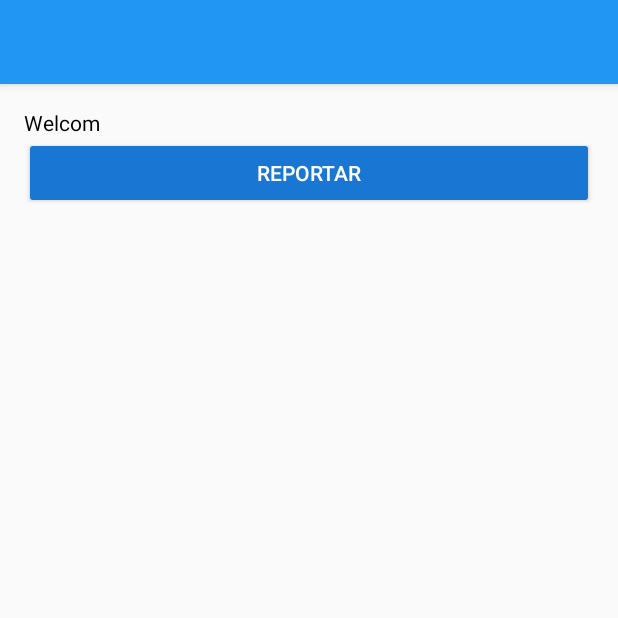
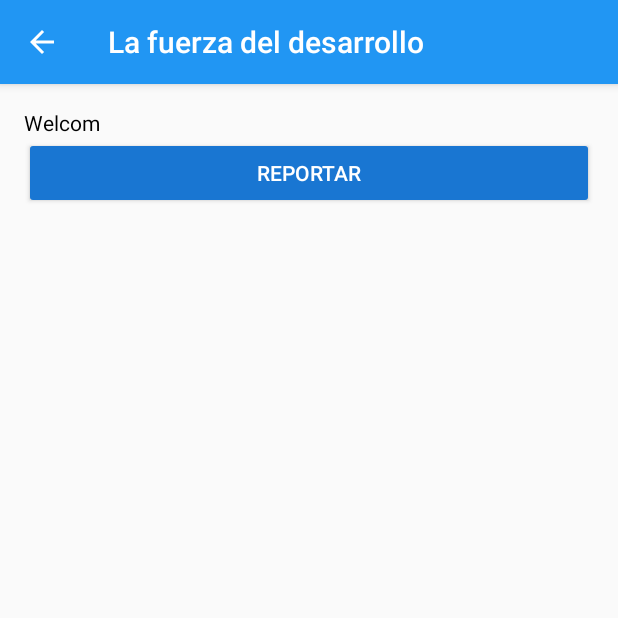
Before and after one commit to MuniDesarrollo/MuniSolidos, an Android app: the ReporteSolidosActivity screen opened directly, with no data from a screen before it, on a phone screen of 412 x 824 dp, the top half of it. Run offline under Robolectric (Android 15) with nearby library versions, the phone set to English and light mode, and no system bars.

Commit message:
reporte ok

```diff
--- a/app/src/main/java/com/example/carlin/munisolidos/view/ReporteSolidosActivity.java
+++ b/app/src/main/java/com/example/carlin/munisolidos/view/ReporteSolidosActivity.java
@@ -2,6 +2,7 @@ package com.example.carlin.munisolidos.view;
 
 import android.support.v7.app.AppCompatActivity;
 import android.os.Bundle;
+import android.support.v7.widget.Toolbar;
 
 import com.example.carlin.munisolidos.R;
 
@@ -11,5 +12,15 @@ public class ReporteSolidosActivity extends AppCompatActivity {
     protected void onCreate(Bundle savedInstanceState) {
         super.onCreate(savedInstanceState);
         setContentView(R.layout.activity_reporte_solidos);
+        showToolbar(getResources().getString(R.string.toolbar_titulo_reporte),true);//el true activa la flecha de atras
     }
+
+    public void showToolbar(String titulo, boolean upButton)
+    {
+        Toolbar toolbar=(Toolbar)findViewById(R.id.toolbar);
+        setSupportActionBar(toolbar);
+        getSupportActionBar().setTitle(titulo);//asigna el titulo al toobar
+        getSupportActionBar().setDisplayHomeAsUpEnabled(upButton); //asigna la flecha de regreso al toolbar
+    }
+
 }
--- a/app/src/main/res/layout/activity_login.xml
+++ b/app/src/main/res/layout/activity_login.xml
@@ -78,6 +78,7 @@
                            android:layout_height="wrap_content"
                            android:text="@string/Text_btn_login"
                            android:theme="@style/RaisedButtonDark"
+                           android:onClick="goreporteCiudadano"
 
                            />
                        <RelativeLayout
--- a/app/src/main/res/layout/activity_reporte_solidos.xml
+++ b/app/src/main/res/layout/activity_reporte_solidos.xml
@@ -7,34 +7,18 @@
     android:layout_height="match_parent"
     tools:context="com.example.carlin.munisolidos.view.ReporteSolidosActivity">
 
-    <android.support.design.widget.AppBarLayout
-        android:layout_width="match_parent"
-        android:layout_height="wrap_content"
-        android:theme="@style/AppTheme.AppBarOverlay">
-
-        <android.support.v7.widget.Toolbar
-            android:id="@+id/toolbar"
-            android:layout_width="match_parent"
-            android:layout_height="?attr/actionBarSize"
-            android:background="?attr/colorPrimary"
-            app:popupTheme="@style/AppTheme.PopupOverlay" />
-
-    </android.support.design.widget.AppBarLayout>
-
-    <include layout="@layout/content_referencias" ></include>
-
+    <include layout="@layout/actionbar_toolbar"></include>
     <ScrollView
         android:layout_width="match_parent"
         android:layout_height="match_parent"
         android:fillViewport="true"
-        app:layout_behavior="@string/appbar_scrolling_view_behavior"
-        >
+        app:layout_behavior="@string/appbar_scrolling_view_behavior">
+
         <LinearLayout
             android:layout_width="match_parent"
             android:layout_height="match_parent"
             android:padding="@dimen/activity_vertical_margin"
             android:orientation="vertical">
-
             <TextView
                 android:layout_width="match_parent"
                 android:layout_height="wrap_content"
--- a/app/src/main/res/values/strings.xml
+++ b/app/src/main/res/values/strings.xml
@@ -12,5 +12,6 @@
     <string name="hint_correo">ejemplo@email.com</string>
     <string name="Text_btn_crearCiudadano">REGISTRARME</string>
     <string name="toolbar_titulo_createciudadano">CREAR CUENTA</string>
+    <string name="toolbar_titulo_reporte">La fuerza del desarrollo</string>
     <string name="Text_btn_ReportarSolidos">REPORTAR</string>
 </resources>
```
Also changed, not shown: app/src/main/AndroidManifest.xml (+7 -1 lines), app/src/main/java/com/example/carlin/munisolidos/LoginActivity.java (+52 -0 lines).
